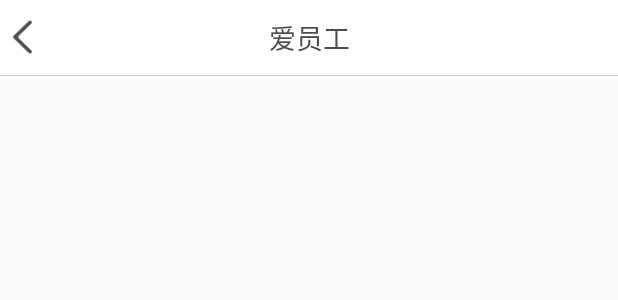
After one commit to wintruelife/lovestaff, an Android app: the layout activity_mine.xml on its own in the app's theme, with its tools: preview values and no code run, on a phone screen of 412 x 824 dp. The commit adds this screen. Shown: the top 300 px of the screen. Run offline under Robolectric (Android 15) with nearby library versions, the phone set to English and light mode, and no system bars.

Commit message:
zw
导航栏错误处理

```diff
--- a/app/src/main/AndroidManifest.xml
+++ b/app/src/main/AndroidManifest.xml
@@ -15,6 +15,12 @@
                 <category android:name="android.intent.category.LAUNCHER" />
             </intent-filter>
         </activity>
+
+        <activity
+            android:name="love.wintrue.com.lovestaff.ui.mine.MineActivity"
+            android:configChanges="orientation|keyboardHidden"
+            android:screenOrientation="portrait"
+            />
     </application>
 
 </manifest>
--- a/app/src/main/java/love/wintrue/com/lovestaff/MainActivity.java
+++ b/app/src/main/java/love/wintrue/com/lovestaff/MainActivity.java
@@ -5,6 +5,8 @@ import android.os.Bundle;
 import android.util.Log;
 
 import love.wintrue.com.lovestaff.base.MApplication;
+import love.wintrue.com.lovestaff.ui.mine.MineActivity;
+import love.wintrue.com.lovestaff.utils.ActivityUtil;
 
 public class MainActivity extends AppCompatActivity {
     private static final String TAG = MApplication.class.getName();
@@ -13,5 +15,7 @@ public class MainActivity extends AppCompatActivity {
         super.onCreate(savedInstanceState);
         setContentView(R.layout.activity_main);
         Log.d(TAG,"测试版本控制");
+
+//        ActivityUtil.next(this, MineActivity.class);
     }
 }
--- a/app/src/main/java/love/wintrue/com/lovestaff/base/BaseActivity.java
+++ b/app/src/main/java/love/wintrue/com/lovestaff/base/BaseActivity.java
@@ -41,7 +41,7 @@ public class BaseActivity extends Activity {
     protected InputMethodManager inputMethodManager;
     @Override
     protected void onCreate(Bundle savedInstanceState) {
-        MApplication.getInstance().getStackManager().addActivity(this);
+//        MApplication.getInstance().getStackManager().addActivity(this);
         LogUtil.d("onCreate");
         super.onCreate(savedInstanceState);
         THIS = this;
--- a/app/src/main/java/love/wintrue/com/lovestaff/ui/mine/MineActivity.java
+++ b/app/src/main/java/love/wintrue/com/lovestaff/ui/mine/MineActivity.java
@@ -2,6 +2,7 @@ package love.wintrue.com.lovestaff.ui.mine;
 
 import android.os.Bundle;
 
+import love.wintrue.com.lovestaff.R;
 import love.wintrue.com.lovestaff.base.BaseActivity;
 
 /**
@@ -12,5 +13,6 @@ public class MineActivity extends BaseActivity{
     @Override
     protected void onCreate(Bundle savedInstanceState) {
         super.onCreate(savedInstanceState);
+        super.setContentView(R.layout.activity_mine);
     }
 }
--- /dev/null
+++ b/app/src/main/res/layout/activity_mine.xml
@@ -0,0 +1,14 @@
+<?xml version="1.0" encoding="utf-8"?>
+<LinearLayout
+    xmlns:android="http://schemas.android.com/apk/res/android"
+    android:id="@+id/activity_main"
+    android:layout_width="match_parent"
+    android:layout_height="match_parent"
+    android:orientation="vertical">
+
+    <love.wintrue.com.lovestaff.widget.actionbar.CommonActionBar
+        android:id="@+id/common_action_bar"
+        android:layout_width="match_parent"
+        android:layout_height="wrap_content"/>
+
+</LinearLayout>
--- a/app/src/main/res/layout/widget_common_action_bar.xml
+++ b/app/src/main/res/layout/widget_common_action_bar.xml
@@ -82,7 +82,7 @@
         android:background="@color/line_color_1"
         android:layout_below="@id/rl_container"/>
 
-    <com.wintrue.ffxs.widget.DataLoadingLayout
+    <love.wintrue.com.lovestaff.widget.DataLoadingLayout
         android:id="@+id/data_loading"
         android:layout_width="match_parent"
         android:layout_height="match_parent"
```
